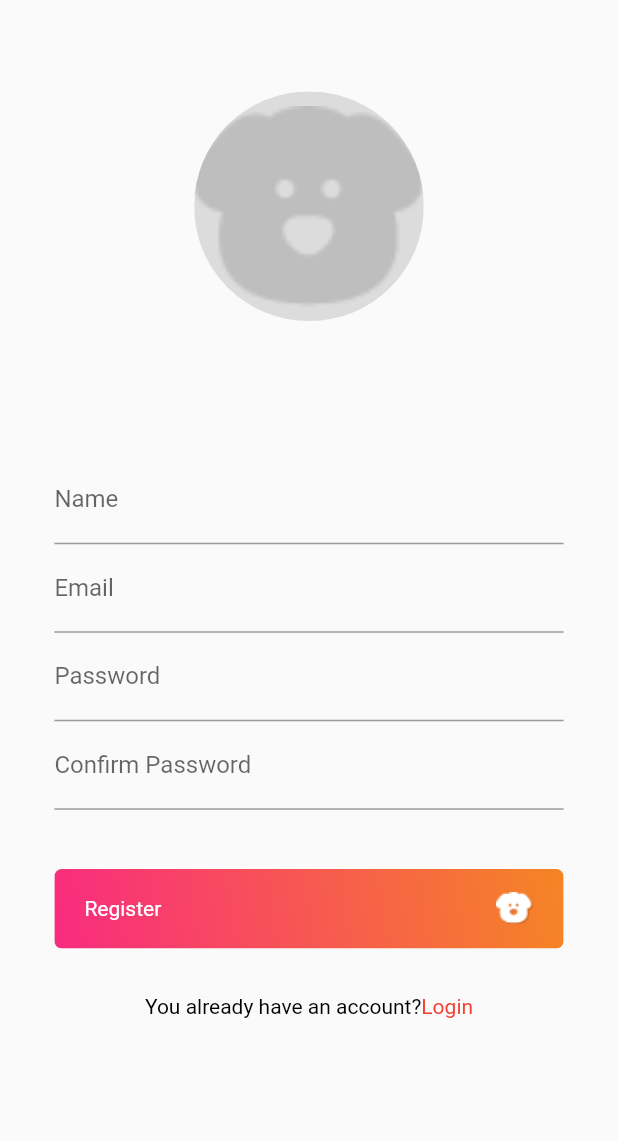
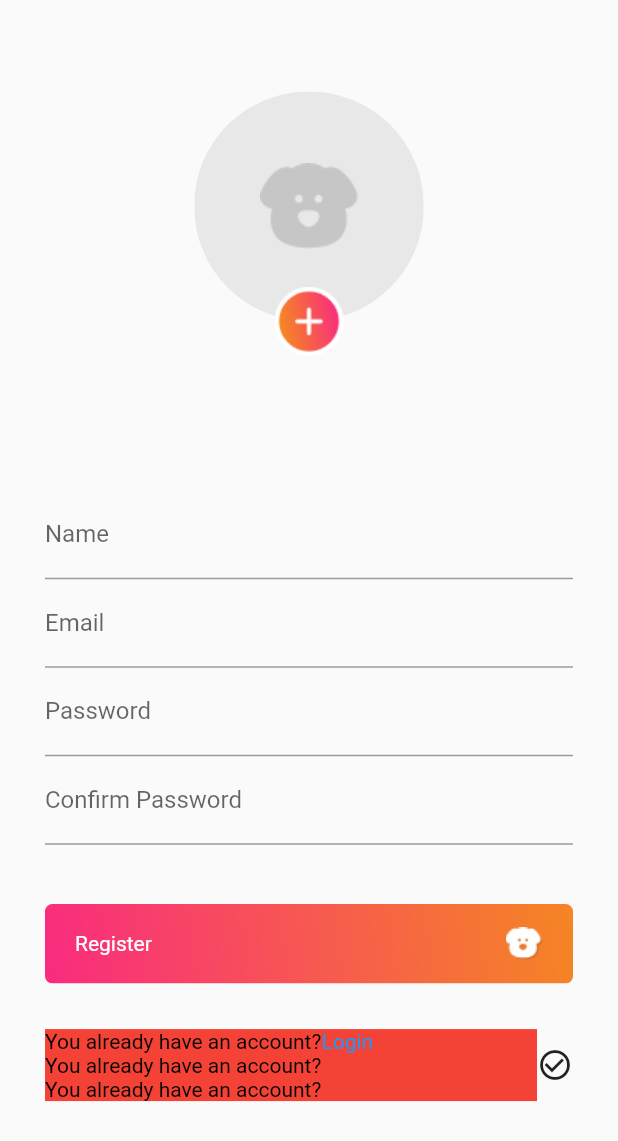
Before and after one commit to tranminhchien/Flutter, a Flutter app: the Register screen opened directly, on a phone screen of 412 x 824 dp. Shown: the top 1141 px of the screen. Run offline on Flutter 3.47's test engine with Material 2 defaults, Android fonts, the phone set to English and light mode, and no system bars.

Commit message:
demo screen snap

```diff
--- a/lib/main.dart
+++ b/lib/main.dart
@@ -1,4 +1,5 @@
 import 'package:flutter/material.dart';
+import 'package:hello_word/screen/home_screen/home_screen.dart';
 import 'package:hello_word/screen/register_screen.dart';
 
 void main() {
@@ -27,7 +28,7 @@ class MyApp extends StatelessWidget {
         // closer together (more dense) than on mobile platforms.
         visualDensity: VisualDensity.adaptivePlatformDensity,
       ),
-      home: Register()
+      home: HomeScreen()
       //MyHomePage(title: 'Travel App C'),
     );
   }
--- a/lib/screen/register_screen.dart
+++ b/lib/screen/register_screen.dart
@@ -2,6 +2,7 @@ import 'package:flutter/material.dart';
 import 'package:hello_word/core/colors_util.dart';
 
 class Register extends StatelessWidget {
+  int _indexLayer = 0;
   @override
   Widget build(BuildContext context) {
     return Scaffold(
@@ -9,29 +10,72 @@ class Register extends StatelessWidget {
         width: double.infinity,
         padding: EdgeInsets.only(
           top: MediaQuery.of(context).size.height * 0.074,
-            bottom: MediaQuery.of(context).size.height * 0.074,
-            left: MediaQuery.of(context).size.width * 0.088,
-            right: MediaQuery.of(context).size.width * 0.088),
+          bottom: MediaQuery.of(context).size.height * 0.074, //
+          left: 30,
+          //MediaQuery.of(context).size.width * 0.088,
+          right:30,
+          // MediaQuery.of(context).size.width * 0.088, //25/812
+        ),
         child: ListView(
-          // mainAxisAlignment: MainAxisAlignment.center,
-          // crossAxisAlignment: CrossAxisAlignment.center,
-
           children: [
-            Center(
+            Stack(
+              children: [
+                Container(
+                  width: 153,
+                  height: 176.3,
+                ),
+                Container(
+                  //color: Colors.red,
+                  child: Center(
                     child: ClipRRect(
-                borderRadius: BorderRadius.all(Radius.circular(76)),
+                      borderRadius: BorderRadius.all(
+                        Radius.circular(76),
+                      ),
                       child: Container(
                         width: 153,
                         height: 153,
-                  color: Colors.black12,
+                        color: Colors.black.withOpacity(0.07),
                         child: Image.asset(
                           "assets/images/IconRegister.png",
-                    width: 65,
-                    height: 57,
-                    fit: BoxFit.contain,
+                          // width: 65,
+                          // height: 57,
+                           fit: BoxFit.none,
                         ),
                       ),
                     ),
+                  ),
+                ),
+              Positioned(
+                //top: ,
+                left: 0,
+                right:0,
+                bottom: 0,
+                child: GestureDetector(
+                  onTap: (){
+                    print("object");
+                  },
+                  child: Container(
+                    height: 46,
+                    //color: Colors.blue,
+                    child: Image.asset("assets/images/IconPlus.png"),
+                  ),
+                ),
+              ),
+              // Positioned(
+              //   // top: ,
+              //   // left: ,
+              //   // right: ,
+              //   // bottom: ,
+              //   child: Image.asset("assets/images/IconPlus.png"),
+              // ),
+              // Positioned(
+              //   // top: ,
+              //   // left: ,
+              //   // right: ,
+              //   // bottom: ,
+              //   child: Image.asset("assets/images/IconPlus.png"),
+              // ),
+              ],
             ),
             SizedBox(height: MediaQuery.of(context).size.height * 0.109),
             TextField(
@@ -87,7 +131,7 @@ class Register extends StatelessWidget {
                     mainAxisAlignment: MainAxisAlignment.spaceBetween,
                     children: [
                       Container(
-                         padding:EdgeInsets.fromLTRB(20, 0, 0, 0),
+                        padding: EdgeInsets.fromLTRB(20, 0, 0, 0),
                         child: Center(
                           child: Text(
                             "Register",
@@ -96,7 +140,7 @@ class Register extends StatelessWidget {
                         ),
                       ),
                       Container(
-                        padding:EdgeInsets.fromLTRB(0, 0, 20, 0),
+                        padding: EdgeInsets.fromLTRB(0, 0, 20, 0),
                         child: Center(
                           child: Image.asset(
                             "assets/images/IconSmall.png",
@@ -112,23 +156,77 @@ class Register extends StatelessWidget {
               ),
             ),
             SizedBox(height: MediaQuery.of(context).size.height * 0.0369),
+            // Container(
+            //   child: Text.rich(
+            //     TextSpan(
+            //       children: [
+            //         TextSpan(
+            //           text: "You already have an account?",
+            //         ),
+            //         TextSpan(
+            //           text: "Login",
+            //           style: TextStyle(color: Colors.red),
+            //         ),
+            //       ],
+
+            //     ),
+            //   ),
+            // ),
             Row(
-              mainAxisAlignment: MainAxisAlignment.center,
               children: [
-                Center(
-                  child: Text(
+                Expanded(
+                  child: Container(
+              color: Colors.red,
+              child: Wrap(
+                  children: [
+                    Text(
                       "You already have an account?",
                       style: TextStyle(color: Colors.black),
                     ),
+                    Text(
+                      "Login",
+                      style: TextStyle(color: Colors.blue),
                     ),
-                Center(
-                  child: Text(
+                    Text(
+                      "You already have an account?",
+                      style: TextStyle(color: Colors.black),
+                    ),
+                    Text(
                       "Login",
                       style: TextStyle(color: Colors.red),
                     ),
+                    Text(
+                      "You already have an account?",
+                      style: TextStyle(color: Colors.black),
+                    ),
+                    Text(
+                      "Login",
+                      style: TextStyle(color: Colors.red),
                     ),
                   ],
               ),
+            ),
+                ),
+                Icon(Icons.check_circle_outline),
+              ],
+            ),
+
+            // Container(
+            //   color: Colors.red,
+            //   child: Row(
+            //     mainAxisAlignment: MainAxisAlignment.center,
+            //     children: [
+            //  Text(
+            //   "You already have an account?",
+            //   style: TextStyle(color: Colors.black),
+            // ),
+            // Text(
+            //   "Login",
+            //   style: TextStyle(color: Colors.red),
+            // ),
+            //     ],
+            //   ),
+            // ),
           ],
         ),
       ),
```
Also changed, not shown: lib/screen/home_screen/home_cell/home_cell_widget.dart (added, +44 -0 lines), lib/screen/home_screen/home_screen.dart (added, +33 -0 lines). Lines whose indentation alone changed are shown as unchanged.
